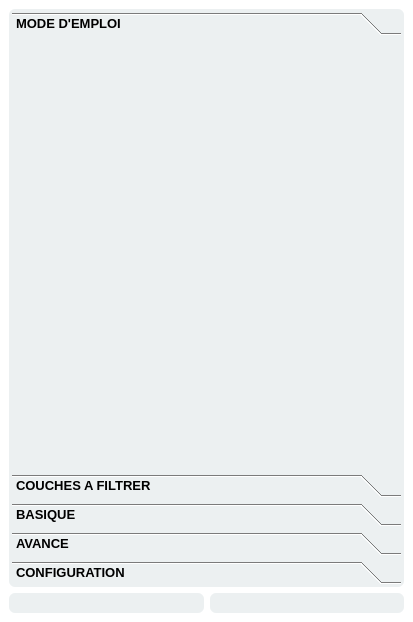
Before: the Qt Designer form filter_layers_dockwidget_base.ui in sducournau/filter_layers, drawn with Qt 5.
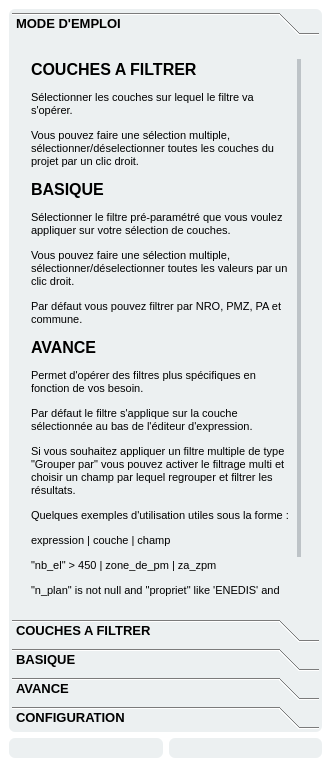
After: the same form once the commit is applied. The open tabs and pages were chosen to show the change. Icons and pictures are not drawn. Custom widgets are drawn as their Qt base class.

Patch:
```diff
--- a/filter_layers_dockwidget_base.ui
+++ b/filter_layers_dockwidget_base.ui
@@ -6,14 +6,14 @@
    <rect>
     <x>0</x>
     <y>0</y>
-    <width>413</width>
-    <height>622</height>
+    <width>331</width>
+    <height>767</height>
    </rect>
   </property>
   <property name="minimumSize">
    <size>
     <width>300</width>
-    <height>400</height>
+    <height>450</height>
    </size>
   </property>
   <property name="palette">
@@ -22,9 +22,9 @@
      <colorrole role="WindowText">
       <brush brushstyle="SolidPattern">
        <color alpha="255">
-        <red>255</red>
-        <green>255</green>
-        <blue>255</blue>
+        <red>0</red>
+        <green>0</green>
+        <blue>0</blue>
        </color>
       </brush>
      </colorrole>
@@ -40,18 +40,18 @@
      <colorrole role="Text">
       <brush brushstyle="SolidPattern">
        <color alpha="255">
-        <red>255</red>
-        <green>255</green>
-        <blue>255</blue>
+        <red>0</red>
+        <green>0</green>
+        <blue>0</blue>
        </color>
       </brush>
      </colorrole>
      <colorrole role="ButtonText">
       <brush brushstyle="SolidPattern">
        <color alpha="255">
-        <red>255</red>
-        <green>255</green>
-        <blue>255</blue>
+        <red>0</red>
+        <green>0</green>
+        <blue>0</blue>
        </color>
       </brush>
      </colorrole>
@@ -78,9 +78,9 @@
      <colorrole role="WindowText">
       <brush brushstyle="SolidPattern">
        <color alpha="255">
-        <red>255</red>
-        <green>255</green>
-        <blue>255</blue>
+        <red>0</red>
+        <green>0</green>
+        <blue>0</blue>
        </color>
       </brush>
      </colorrole>
@@ -96,18 +96,18 @@
      <colorrole role="Text">
       <brush brushstyle="SolidPattern">
        <color alpha="255">
-        <red>255</red>
-        <green>255</green>
-        <blue>255</blue>
+        <red>0</red>
+        <green>0</green>
+        <blue>0</blue>
        </color>
       </brush>
      </colorrole>
      <colorrole role="ButtonText">
       <brush brushstyle="SolidPattern">
        <color alpha="255">
-        <red>255</red>
-        <green>255</green>
-        <blue>255</blue>
+        <red>0</red>
+        <green>0</green>
+        <blue>0</blue>
        </color>
       </brush>
      </colorrole>
@@ -134,9 +134,9 @@
      <colorrole role="WindowText">
       <brush brushstyle="SolidPattern">
        <color alpha="255">
-        <red>255</red>
-        <green>255</green>
-        <blue>255</blue>
+        <red>0</red>
+        <green>0</green>
+        <blue>0</blue>
        </color>
       </brush>
      </colorrole>
@@ -152,18 +152,18 @@
      <colorrole role="Text">
       <brush brushstyle="SolidPattern">
        <color alpha="255">
-        <red>255</red>
-        <green>255</green>
-        <blue>255</blue>
+        <red>0</red>
+        <green>0</green>
+        <blue>0</blue>
        </color>
       </brush>
      </colorrole>
      <colorrole role="ButtonText">
       <brush brushstyle="SolidPattern">
        <color alpha="255">
-        <red>255</red>
-        <green>255</green>
-        <blue>255</blue>
+        <red>0</red>
+        <green>0</green>
+        <blue>0</blue>
        </color>
       </brush>
      </colorrole>
@@ -197,7 +197,110 @@
    </font>
   </property>
   <property name="styleSheet">
-   <string notr="true">background:transparent;</string>
+   <string notr="true">QDockWidget {
+    border: 1px solid lightgray;
+
+}
+
+QDockWidget::title {
+    text-align: left; /* align the text to the left */
+    padding-bottom:2px;
+    padding-top:2px;
+    padding-left: 10px;
+}
+
+QDockWidget::close-button, QDockWidget::float-button {
+    border: 1px solid transparent;
+    background: darkgray;
+    padding: 0px;
+}
+
+QDockWidget::close-button:hover, QDockWidget::float-button:hover {
+    background: gray;
+}
+
+QDockWidget::close-button:pressed, QDockWidget::float-button:pressed {
+    padding: 1px -1px -1px 1px;
+}
+
+
+QScrollBar:vertical {
+border: none;
+background: transparent;
+width:10px;
+
+}
+QScrollBar::handle:vertical {
+border: none;
+background: #bdc3c7;
+width:5px;
+
+}
+
+QScrollBar::add-line:vertical {
+background: transparent;
+height: 5px;
+subcontrol-position: bottom;
+subcontrol-origin: margin;
+}
+QScrollBar::sub-line:vertical {
+background: transparent;
+height: 5px;
+subcontrol-position: top;
+subcontrol-origin: margin;
+}
+
+
+QgsCheckableComboBox
+{
+ background-color:#bdc3c7;
+border: 1px solid black;
+border-radius: 3px;
+padding: 3px 3px 3px 3px;
+color:black;
+
+}
+
+QgsCheckableComboBox:hover
+{
+
+border: 2px solid black;
+
+}
+
+QComboBox QAbstractItemView {
+  
+  background: #bdc3c7;
+  selection-background-color: #34495e;
+}
+
+
+QgsCheckableComboBox::indicator {
+    border: 2px solid #bdc3c7;
+    background: none;
+}
+
+
+QgsCheckableComboBox::indicator:checked {
+    
+    background: #34495e;
+}
+
+QCheckBox::indicator {
+    border: 2px solid #bdc3c7;
+    background: none;
+}
+
+
+QCheckBox::indicator:checked {
+    
+    background: #34495e;
+}
+
+
+
+
+</string>
   </property>
   <property name="windowTitle">
    <string>FILTRES</string>
@@ -371,9 +474,102 @@
        <number>3</number>
       </property>
       <widget class="QWidget" name="page_5">
+       <property name="geometry">
+        <rect>
+         <x>0</x>
+         <y>0</y>
+         <width>301</width>
+         <height>491</height>
+        </rect>
+       </property>
        <attribute name="label">
         <string>MODE D'EMPLOI</string>
        </attribute>
+       <layout class="QHBoxLayout" name="horizontalLayout_3">
+        <item>
+         <layout class="QVBoxLayout" name="verticalLayout_2">
+          <property name="spacing">
+           <number>5</number>
+          </property>
+          <property name="sizeConstraint">
+           <enum>QLayout::SetNoConstraint</enum>
+          </property>
+          <item>
+           <widget class="QTextBrowser" name="textBrowser">
+            <property name="maximumSize">
+             <size>
+              <width>16777215</width>
+              <height>16777215</height>
+             </size>
+            </property>
+            <property name="sizeIncrement">
+             <size>
+              <width>10</width>
+              <height>10</height>
+             </size>
+            </property>
+            <property name="font">
+             <font>
+              <family>Segoe UI</family>
+             </font>
+            </property>
+            <property name="styleSheet">
+             <string notr="true">QTextBrowser {
+
+border-radius:5px;
+
+}
+
+
+
+
+</string>
+            </property>
+            <property name="frameShape">
+             <enum>QFrame::NoFrame</enum>
+            </property>
+            <property name="frameShadow">
+             <enum>QFrame::Raised</enum>
+            </property>
+            <property name="sizeAdjustPolicy">
+             <enum>QAbstractScrollArea::AdjustToContents</enum>
+            </property>
+            <property name="autoFormatting">
+             <set>QTextEdit::AutoAll</set>
+            </property>
+            <property name="tabChangesFocus">
+             <bool>true</bool>
+            </property>
+            <property name="documentTitle">
+             <string/>
+            </property>
+            <property name="html">
+             <string>&lt;!DOCTYPE HTML PUBLIC &quot;-//W3C//DTD HTML 4.0//EN&quot; &quot;http://www.w3.org/TR/REC-html40/strict.dtd&quot;&gt;
+&lt;html&gt;&lt;head&gt;&lt;meta name=&quot;qrichtext&quot; content=&quot;1&quot; /&gt;&lt;style type=&quot;text/css&quot;&gt;
+p, li { white-space: pre-wrap; }
+&lt;/style&gt;&lt;/head&gt;&lt;body style=&quot; font-family:'Segoe UI'; font-size:8.25pt; font-weight:400; font-style:normal;&quot;&gt;
+&lt;p style=&quot; margin-top:12px; margin-bottom:12px; margin-left:0px; margin-right:0px; -qt-block-indent:0; text-indent:0px;&quot;&gt;&lt;span style=&quot; font-family:'MS Shell Dlg 2'; font-size:12pt; font-weight:600;&quot;&gt;COUCHES A FILTRER&lt;/span&gt;&lt;/p&gt;
+&lt;p style=&quot; margin-top:12px; margin-bottom:12px; margin-left:0px; margin-right:0px; -qt-block-indent:0; text-indent:0px;&quot;&gt;Sélectionner les couches sur lequel le filtre va s'opérer.&lt;/p&gt;
+&lt;p style=&quot; margin-top:12px; margin-bottom:12px; margin-left:0px; margin-right:0px; -qt-block-indent:0; text-indent:0px;&quot;&gt;Vous pouvez faire une sélection multiple, sélectionner/déselectionner toutes les couches du projet par un clic droit.&lt;/p&gt;
+&lt;p style=&quot; margin-top:12px; margin-bottom:12px; margin-left:0px; margin-right:0px; -qt-block-indent:0; text-indent:0px;&quot;&gt;&lt;span style=&quot; font-family:'MS Shell Dlg 2'; font-size:12pt; font-weight:600;&quot;&gt;BASIQUE&lt;/span&gt;&lt;/p&gt;
+&lt;p style=&quot; margin-top:12px; margin-bottom:12px; margin-left:0px; margin-right:0px; -qt-block-indent:0; text-indent:0px;&quot;&gt;Sélectionner le filtre pré-paramétré que vous voulez appliquer sur votre sélection de couches.&lt;/p&gt;
+&lt;p style=&quot; margin-top:12px; margin-bottom:12px; margin-left:0px; margin-right:0px; -qt-block-indent:0; text-indent:0px;&quot;&gt;Vous pouvez faire une sélection multiple, sélectionner/déselectionner toutes les valeurs par un clic droit.&lt;/p&gt;
+&lt;p style=&quot; margin-top:12px; margin-bottom:12px; margin-left:0px; margin-right:0px; -qt-block-indent:0; text-indent:0px;&quot;&gt;Par défaut vous pouvez filtrer par NRO, PMZ, PA et commune.&lt;/p&gt;
+&lt;p style=&quot; margin-top:12px; margin-bottom:12px; margin-left:0px; margin-right:0px; -qt-block-indent:0; text-indent:0px;&quot;&gt;&lt;span style=&quot; font-family:'MS Shell Dlg 2'; font-size:12pt; font-weight:600;&quot;&gt;AVANCE&lt;/span&gt;&lt;/p&gt;
+&lt;p style=&quot; margin-top:12px; margin-bottom:12px; margin-left:0px; margin-right:0px; -qt-block-indent:0; text-indent:0px;&quot;&gt;Permet d'opérer des filtres plus spécifiques en fonction de vos besoin.&lt;/p&gt;
+&lt;p style=&quot; margin-top:12px; margin-bottom:12px; margin-left:0px; margin-right:0px; -qt-block-indent:0; text-indent:0px;&quot;&gt;Par défaut le filtre s'applique sur la couche sélectionnée au bas de l'éditeur d'expression.&lt;/p&gt;
+&lt;p style=&quot; margin-top:12px; margin-bottom:12px; margin-left:0px; margin-right:0px; -qt-block-indent:0; text-indent:0px;&quot;&gt;Si vous souhaitez appliquer un filtre multiple de type &amp;quot;Grouper par&amp;quot; vous pouvez activer le filtrage multi et choisir un champ par lequel regrouper et filtrer les résultats.&lt;/p&gt;
+&lt;p style=&quot; margin-top:12px; margin-bottom:12px; margin-left:0px; margin-right:0px; -qt-block-indent:0; text-indent:0px;&quot;&gt;Quelques exemples d'utilisation utiles sous la forme :&lt;/p&gt;
+&lt;p style=&quot; margin-top:12px; margin-bottom:12px; margin-left:0px; margin-right:0px; -qt-block-indent:0; text-indent:0px;&quot;&gt;expression | couche | champ&lt;/p&gt;
+&lt;p style=&quot; margin-top:12px; margin-bottom:12px; margin-left:0px; margin-right:0px; -qt-block-indent:0; text-indent:0px;&quot;&gt;&lt;span style=&quot; font-size:8pt;&quot;&gt;&amp;quot;nb_el&amp;quot; &amp;gt; 450 | zone_de_pm | za_zpm&lt;/span&gt;&lt;/p&gt;
+&lt;p style=&quot; margin-top:12px; margin-bottom:12px; margin-left:0px; margin-right:0px; -qt-block-indent:0; text-indent:0px;&quot;&gt;&lt;span style=&quot; font-size:8pt;&quot;&gt;&amp;quot;n_plan&amp;quot; is not null and &amp;quot;propriet&amp;quot; like 'ENEDIS' and &amp;quot;etat&amp;quot; is null | sites_supports | za_zpm&lt;/span&gt;&lt;/p&gt;
+&lt;p style=&quot; margin-top:12px; margin-bottom:12px; margin-left:0px; margin-right:0px; -qt-block-indent:0; text-indent:0px;&quot;&gt;&amp;quot;id_support&amp;quot; is null | point_pb | za_zpb&lt;/p&gt;&lt;/body&gt;&lt;/html&gt;</string>
+            </property>
+           </widget>
+          </item>
+         </layout>
+        </item>
+       </layout>
       </widget>
       <widget class="QWidget" name="page">
        <property name="geometry">
```
Left out of the diff: 287 changed lines with no effect on the pictures.
